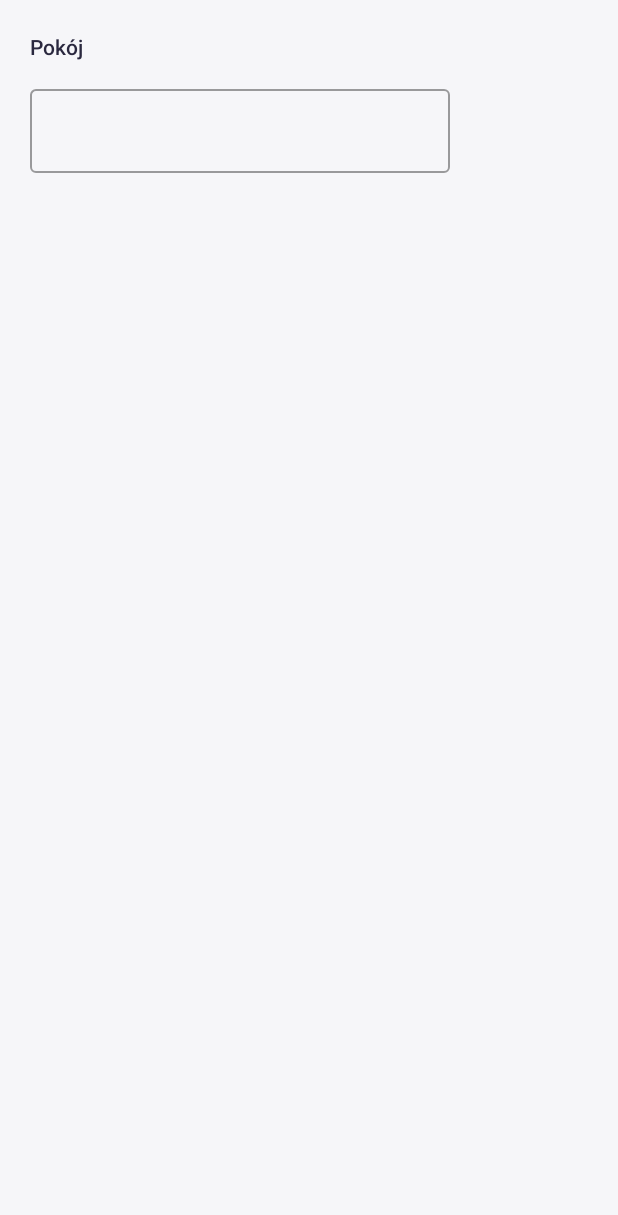
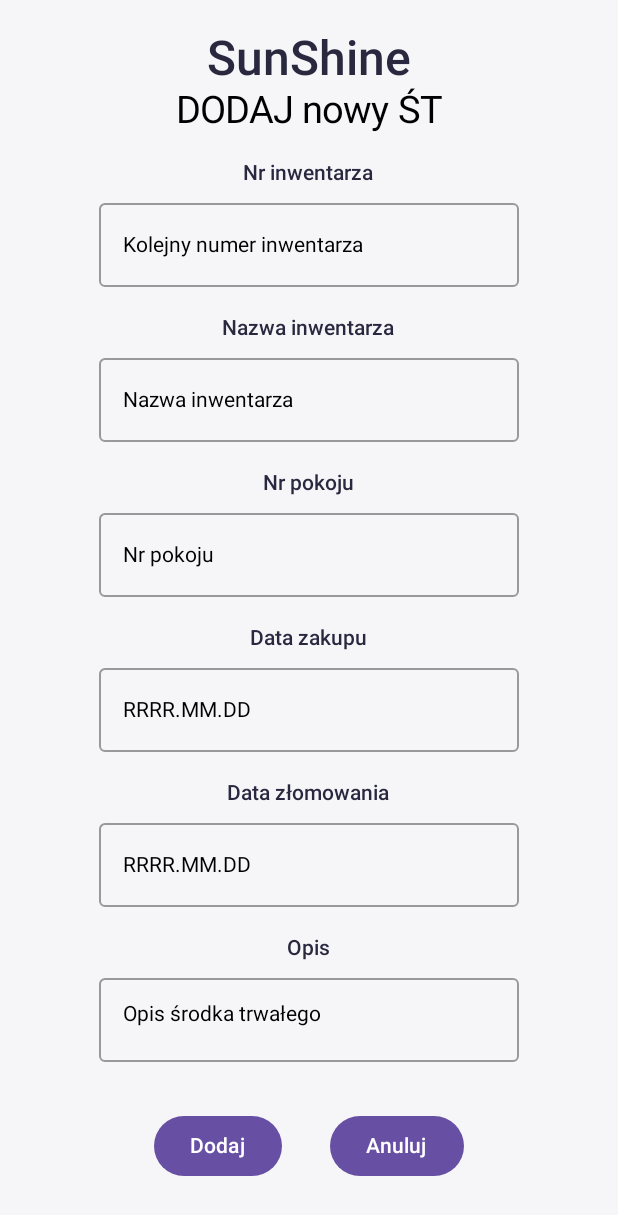
Before and after one commit to FunnyCPP/SunShine-android, an Android app built with Jetpack Compose: the AddItemScreen screen opened through its navigation route, on a phone screen of 412 x 824 dp. Before the commit the part shown is almost empty. Shown: the top 1215 px of the screen. Run offline under Robolectric (Android 15) with nearby library versions, the phone set to English and light mode, and no system bars.

Commit message:
SunShine_2023.05.21

```diff
--- a/app/src/main/java/com/kiienkoromaniuk/sunshineandroid/ui/additemscreen/composable/AdditemScreen.kt
+++ b/app/src/main/java/com/kiienkoromaniuk/sunshineandroid/ui/additemscreen/composable/AdditemScreen.kt
@@ -1,16 +1,31 @@
 package com.kiienkoromaniuk.sunshineandroid.ui.additemscreen.composable
 
 import androidx.compose.foundation.layout.Column
+import androidx.compose.foundation.layout.Row
 import androidx.compose.foundation.layout.Spacer
+import androidx.compose.foundation.layout.fillMaxWidth
 import androidx.compose.foundation.layout.height
 import androidx.compose.foundation.layout.padding
+import androidx.compose.foundation.layout.width
+import androidx.compose.foundation.text.KeyboardOptions
 import androidx.compose.material.OutlinedTextField
+import androidx.compose.material3.Button
+import androidx.compose.material3.Text
+import androidx.compose.material3.rememberDatePickerState
 import androidx.compose.runtime.Composable
 import androidx.compose.runtime.collectAsState
 import androidx.compose.runtime.getValue
+import androidx.compose.ui.Alignment
 import androidx.compose.ui.Modifier
+import androidx.compose.ui.graphics.Color
+import androidx.compose.ui.res.stringResource
+import androidx.compose.ui.text.input.ImeAction
+import androidx.compose.ui.text.input.KeyboardType
+import androidx.compose.ui.text.style.TextAlign
 import androidx.compose.ui.unit.dp
+import androidx.compose.ui.unit.sp
 import androidx.lifecycle.viewmodel.compose.viewModel
+import com.kiienkoromaniuk.sunshineandroid.R
 import com.kiienkoromaniuk.sunshineandroid.ui.additemscreen.state.AddItemState
 import com.kiienkoromaniuk.sunshineandroid.ui.additemscreen.viewmodel.AddItemViewModel
 import com.kiienkoromaniuk.sunshineandroid.view.text.HeaderText
@@ -20,12 +35,94 @@ fun AddItemScreen(
     addItemViewModel: AddItemViewModel = viewModel(),
 ) {
     val addItemState by addItemViewModel.addItemState.collectAsState(initial = AddItemState())
-    Column(modifier = Modifier.padding(20.dp)) {
-        HeaderText(text = "Pokój")
+
+    Column(
+        modifier = Modifier.padding(20.dp),
+        horizontalAlignment = Alignment.CenterHorizontally
+    ) {
+        HeaderText(
+            text = "SunShine",
+            textAlign = TextAlign.Center,
+            fontSize = 32.sp,
+            modifier = Modifier
+                .fillMaxWidth(),
+        )
+
+
+        Text(
+            text = "DODAJ nowy ŚT",
+            fontSize = 25.sp
+        )
         Spacer(modifier = Modifier.height(15.dp))
+
+        HeaderText(text = "Nr inwentarza")
         OutlinedTextField(
+            label = { Text(stringResource(R.string.numer_label)) },
+            singleLine = true,
+            keyboardOptions = KeyboardOptions(keyboardType = KeyboardType.Number, imeAction = ImeAction.Next),
+            value = addItemState.lp.orEmpty(),
+            onValueChange = addItemViewModel::updatelp,
+        )
+        Spacer(modifier = Modifier.height(15.dp))
+        HeaderText(text = "Nazwa inwentarza")
+        OutlinedTextField(
+            label = { Text(stringResource(R.string.nazwa_label)) },
+            singleLine = true,
+            keyboardOptions = KeyboardOptions(imeAction = ImeAction.Next),
+            value = addItemState.nazwa.orEmpty(),
+            onValueChange = addItemViewModel::updateNazwa,
+        )
+        Spacer(modifier = Modifier.height(15.dp))
+        HeaderText(text = "Nr pokoju")
+        OutlinedTextField(
+            label = { Text(stringResource(R.string.nr_pokoju_label)) },
+            singleLine = true,
+            keyboardOptions = KeyboardOptions(keyboardType = KeyboardType.Number,imeAction = ImeAction.Next),
             value = addItemState.room.orEmpty(),
             onValueChange = addItemViewModel::updateRoom,
         )
+        Spacer(modifier = Modifier.height(15.dp))
+        HeaderText(text = "Data zakupu")
+        OutlinedTextField(
+            label = { Text(stringResource(R.string.data_zakupu_label)) },
+            singleLine = true,
+            keyboardOptions = KeyboardOptions(keyboardType = KeyboardType.Number,imeAction = ImeAction.Next),
+            value = addItemState.data_zakupu.orEmpty(),
+            onValueChange = addItemViewModel::updateDataZakupu,
+        )
+        Spacer(modifier = Modifier.height(15.dp))
+        HeaderText(text = "Data złomowania")
+        OutlinedTextField(
+            label = { Text(stringResource(R.string.data_zakupu_label)) },
+            singleLine = true,
+            //keyboardOptions = KeyboardOptions(keyboardType = KeyboardType.Number,imeAction = ImeAction.Next),
+
+            value = addItemState.data_zlomowania.orEmpty(),
+            onValueChange = addItemViewModel::updateDataZlomowania,
+        )
+        Spacer(modifier = Modifier.height(15.dp))
+        HeaderText(text = "Opis")
+        OutlinedTextField(
+            label = { Text(stringResource(R.string.opis_label)) },
+            keyboardOptions = KeyboardOptions(imeAction=ImeAction.Done),
+            value = addItemState.opis.orEmpty(),
+            onValueChange = addItemViewModel::updateOpis,
+        )
+
+        Spacer(modifier = Modifier.height(32.dp))
+
+        Row {
+            Button(onClick = { /*TODO*/ }) {
+                Text(stringResource(R.string.dodaj))
+            }
+            Spacer(modifier = Modifier.width(32.dp))
+
+            Button(onClick = {/*TODO*/ }) {
+                Text(stringResource(R.string.anuluj))
+            }
+
+
+        }
     }
+
 }
--- a/app/src/main/java/com/kiienkoromaniuk/sunshineandroid/ui/additemscreen/state/AddItemState.kt
+++ b/app/src/main/java/com/kiienkoromaniuk/sunshineandroid/ui/additemscreen/state/AddItemState.kt
@@ -1,5 +1,11 @@
 package com.kiienkoromaniuk.sunshineandroid.ui.additemscreen.state
 
 data class AddItemState(
+    val lp: String? = null,
+    val nazwa: String? = null,
     val room: String? = null,
+    val data_zakupu: String? = null,
+    val data_zlomowania: String? = null,
+    val opis: String? = null,
+    val budynek: String? = null,
 )
--- a/app/src/main/java/com/kiienkoromaniuk/sunshineandroid/ui/additemscreen/viewmodel/AddItemViewModel.kt
+++ b/app/src/main/java/com/kiienkoromaniuk/sunshineandroid/ui/additemscreen/viewmodel/AddItemViewModel.kt
@@ -18,4 +18,33 @@ class AddItemViewModel : ViewModel() {
             state.copy(room = room)
         }
     }
+    fun updatelp(lp: String){
+        _addItemState.update { state ->
+            state.copy(lp = lp)
+        }
+    }
+
+    fun updateNazwa(nazwa: String){
+        _addItemState.update { state ->
+            state.copy(nazwa = nazwa)
+        }
+    }
+
+    fun updateDataZakupu(data_zakupu: String){
+        _addItemState.update { state ->
+            state.copy(data_zakupu = data_zakupu)
+        }
+    }
+
+    fun updateDataZlomowania(data_zlomowania: String){
+        _addItemState.update { state ->
+            state.copy(data_zlomowania = data_zlomowania)
+        }
+    }
+
+    fun updateOpis(opis: String){
+        _addItemState.update { state ->
+            state.copy(opis = opis)
+        }
+    }
 }
--- a/app/src/main/java/com/kiienkoromaniuk/sunshineandroid/ui/mainscreen/composable/MainScreen.kt
+++ b/app/src/main/java/com/kiienkoromaniuk/sunshineandroid/ui/mainscreen/composable/MainScreen.kt
@@ -5,16 +5,20 @@ import androidx.compose.foundation.background
 import androidx.compose.foundation.clickable
 import androidx.compose.foundation.layout.Box
 import androidx.compose.foundation.layout.Column
+import androidx.compose.foundation.layout.fillMaxHeight
+import androidx.compose.foundation.layout.fillMaxSize
 import androidx.compose.foundation.layout.fillMaxWidth
 import androidx.compose.foundation.layout.height
 import androidx.compose.foundation.layout.padding
 import androidx.compose.foundation.layout.size
 import androidx.compose.material.Scaffold
+import androidx.compose.material.Text
 import androidx.compose.material.TopAppBar
 import androidx.compose.runtime.Composable
 import androidx.compose.ui.Alignment
 import androidx.compose.ui.Modifier
 import androidx.compose.ui.graphics.Brush
+import androidx.compose.ui.graphics.Color
 import androidx.compose.ui.res.painterResource
 import androidx.compose.ui.text.style.TextAlign
 import androidx.compose.ui.unit.dp
@@ -37,9 +41,9 @@ fun MainScreen(
                 backgroundColor = BrandTheme.colors.N100,
                 title = {
                     HeaderText(
-                        text = "Sunshine",
+                        text = "SunShine",
                         textAlign = TextAlign.Center,
-                        fontSize = 16.sp,
+                        fontSize = 32.sp,
                         modifier = Modifier
                             .fillMaxWidth(),
                     )
@@ -52,13 +56,14 @@ fun MainScreen(
                     .fillMaxWidth()
                     .height(60.dp),
             ) {
+                //Box5
                 Box(
                     modifier = Modifier
                         .align(Alignment.BottomCenter)
                         .background(
                             brush = Brush.verticalGradient(
                                 listOf(
-                                    BrandTheme.colors.N000,
+                                    BrandTheme.colors.N100,
                                     BrandTheme.colors.N600,
                                 ),
                             ),
@@ -66,10 +71,11 @@ fun MainScreen(
                         .fillMaxWidth()
                         .height(34.dp),
                 )
+                //Box4
                 Box(
                     modifier = Modifier
                         .align(Alignment.BottomCenter)
-                        .background(BrandTheme.colors.N000)
+                        .background(BrandTheme.colors.N100)
                         .fillMaxWidth()
                         .height(30.dp),
                 )
@@ -88,17 +94,33 @@ fun MainScreen(
             }
         },
     ) { paddingValues ->
+
         Column {
             repeat(3) {
                 Box(
                     modifier = Modifier
-                        .background(BrandTheme.colors.N000)
+                        .background(BrandTheme.colors.N100)
                         .padding(20.dp)
                         .skeleton(20.dp)
                         .fillMaxWidth()
-                        .height(160.dp),
-                )
+                        .height(160.dp)
+                        .clickable {
+                            // TODO
+                            navController.navigate("additem")
+                        }
+
+                ){
+                    Text(
+                        text = "DODAJ NOWY ŚRODEK TRWAŁY",
+                        fontSize=35.sp,
+                        color= BrandTheme.colors.B600,
+                        textAlign = TextAlign.Center,
+                        modifier = Modifier
+                            .fillMaxSize()
+                            .padding(20.dp)
+                    )}
             }
         }
     }
+
 }
--- a/app/src/main/res/values/strings.xml
+++ b/app/src/main/res/values/strings.xml
@@ -1,3 +1,18 @@
 <resources>
     <string name="app_name">SunShine-android</string>
+
+    <string name="dodaj">Dodaj</string>
+    <string name="anuluj">Anuluj</string>
+    <string name="lp">Nr ŚT :</string>
+    <string name="numer_label">Kolejny numer inwentarza</string>
+    <string name="nazwa">Nazwa:</string>
+    <string name="nazwa_label">Nazwa inwentarza</string>
+    <string name="nr_pokoju">Nr pokoju:</string>
+    <string name="nr_pokoju_label">Nr pokoju</string>
+    <string name="data_zakupu">Data zakupu:</string>
+    <string name="data_zakupu_label">RRRR.MM.DD</string>
+    <string name="data_zlomowania">Data złomowania:</string>
+    <string name="data_zlomowania_label">RRRR.MM.DD</string>
+    <string name="opis">Opis:</string>
+    <string name="opis_label">Opis środka trwałego</string>
 </resources>
```
